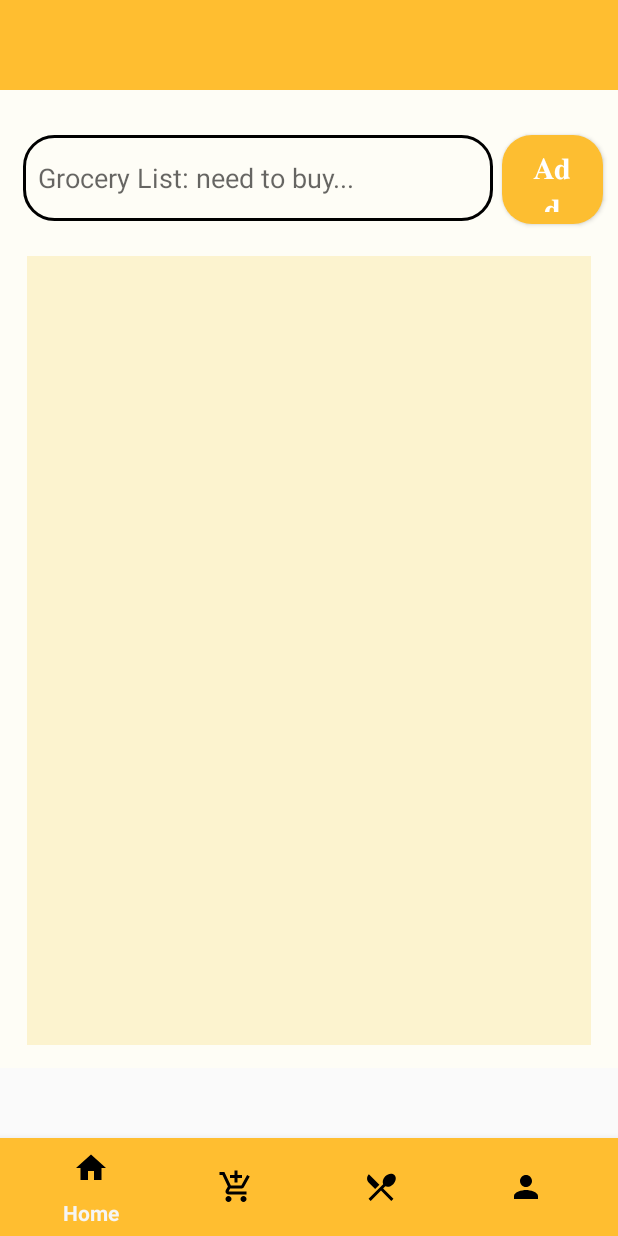
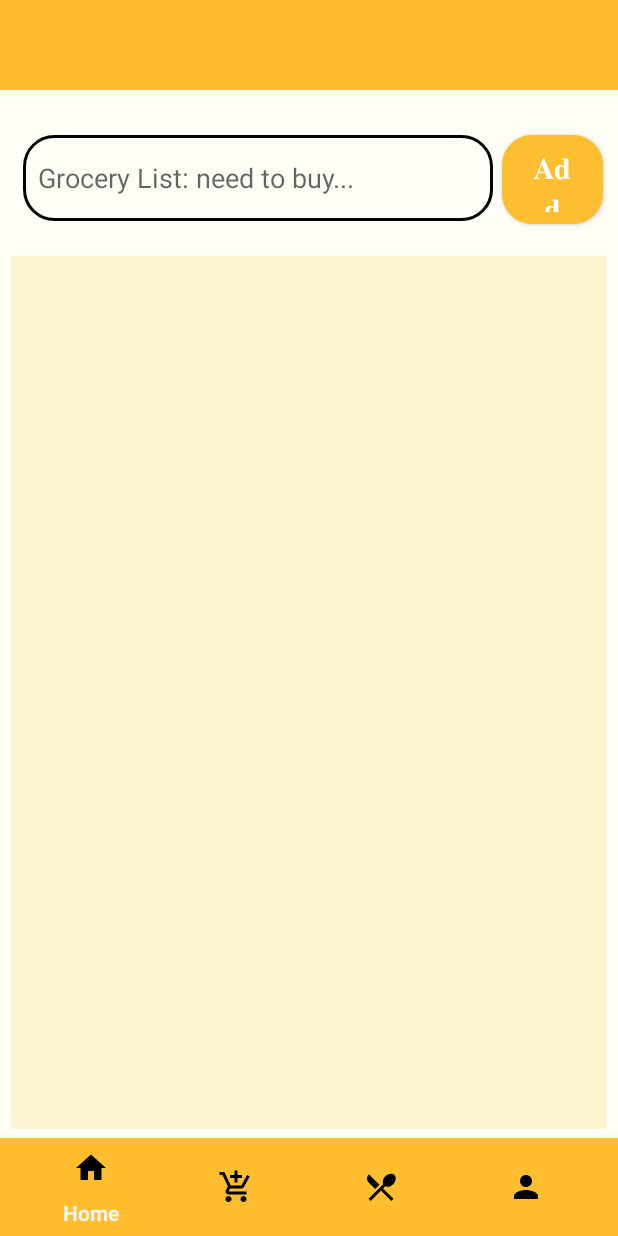
Before and after one commit to Shreya3624/Eat_meal, an Android app: the fragment grocery_list placed in its activity, on a phone screen of 412 x 824 dp. Run offline under Robolectric (Android 15) with nearby library versions, the phone set to English and light mode, and no system bars.

Commit message:
new grocery design commit

```diff
--- a/app/src/main/java/com/example/eat_easy/grocery_list.kt
+++ b/app/src/main/java/com/example/eat_easy/grocery_list.kt
@@ -14,7 +14,6 @@ import android.widget.ListView
 class grocery_list : Fragment() {
     private lateinit var editTextItem: EditText
     private lateinit var buttonAddItem: Button
-    private lateinit var buttondelete: Button
     private lateinit var listViewItems: ListView
     private val itemsList = ArrayList<String>()
     private lateinit var adapter: ArrayAdapter<String>
@@ -30,12 +29,13 @@ class grocery_list : Fragment() {
         val view:View= inflater.inflate(R.layout.fragment_grocery_list, container, false)
         editTextItem = view.findViewById(R.id.editTextItem)
         buttonAddItem = view.findViewById(R.id.buttonAddItem)
-        buttondelete=view.findViewById(R.id.btndelete)
+
         listViewItems =view.findViewById(R.id.listViewItems)
-        buttondelete.visibility=View.INVISIBLE
-        adapter = ArrayAdapter(requireContext(), android.R.layout.simple_list_item_1, itemsList)
-        listViewItems.adapter = adapter
 
+//        adapter = ArrayAdapter(requireContext(), android.R.layout.simple_list_item_1, itemsList)
+//        listViewItems.adapter = adapter
+        adapter=customlistview(requireContext(),itemsList)
+        listViewItems.adapter=adapter
         buttonAddItem.setOnClickListener {
             val item = editTextItem.text.toString()
             if (item.isNotEmpty()) {
@@ -47,13 +47,7 @@ class grocery_list : Fragment() {
 
         listViewItems.setOnItemClickListener { _, _, position, _ ->
             removeitemindex=position
-            buttondelete.visibility=View.VISIBLE
 
-        }
-        buttondelete.setOnClickListener {
-            itemsList.removeAt(removeitemindex)
-            adapter.notifyDataSetChanged()
-            buttondelete.visibility=View.INVISIBLE
         }
         return view
     }
--- a/app/src/main/res/layout/fragment_grocery_list.xml
+++ b/app/src/main/res/layout/fragment_grocery_list.xml
@@ -3,7 +3,6 @@
     xmlns:tools="http://schemas.android.com/tools"
     android:layout_width="match_parent"
     android:layout_height="match_parent"
-    android:layout_marginBottom="?attr/actionBarSize"
     android:background="#fefdf6"
     tools:context=".grocery_list">
 
@@ -47,8 +46,8 @@
 
     <ListView
         android:id="@+id/listViewItems"
-        android:layout_width="376dp"
-        android:layout_height="534dp"
+        android:layout_width="match_parent"
+        android:layout_height="match_parent"
         android:layout_below="@id/editTextItem"
         android:layout_centerInParent="true"
         android:layout_marginStart="15dp"
@@ -57,18 +56,7 @@
         android:layout_marginBottom="15dp"
         android:background="#fcf3cf" />
 
-    <Button
-        android:id="@+id/btndelete"
-        android:layout_width="120dp"
-        android:layout_height="61dp"
-        android:layout_below="@id/listViewItems"
-        android:layout_centerHorizontal="true"
-        android:layout_gravity="center"
-        android:layout_marginTop="3dp"
-        android:background="@drawable/btn_shape"
-        android:text="𝐃𝐞𝐥𝐞𝐭𝐞"
-        android:textColor="@color/white"
-        android:textSize="25dp" />
+
     <!--</LinearLayout>-->
 
 <!--    </ScrollView>-->
```
Also changed, not shown: app/src/main/java/com/example/eat_easy/customlistview.kt (added, +41 -0 lines), app/src/main/res/layout/customlistview.xml (added, +28 -0 lines).
